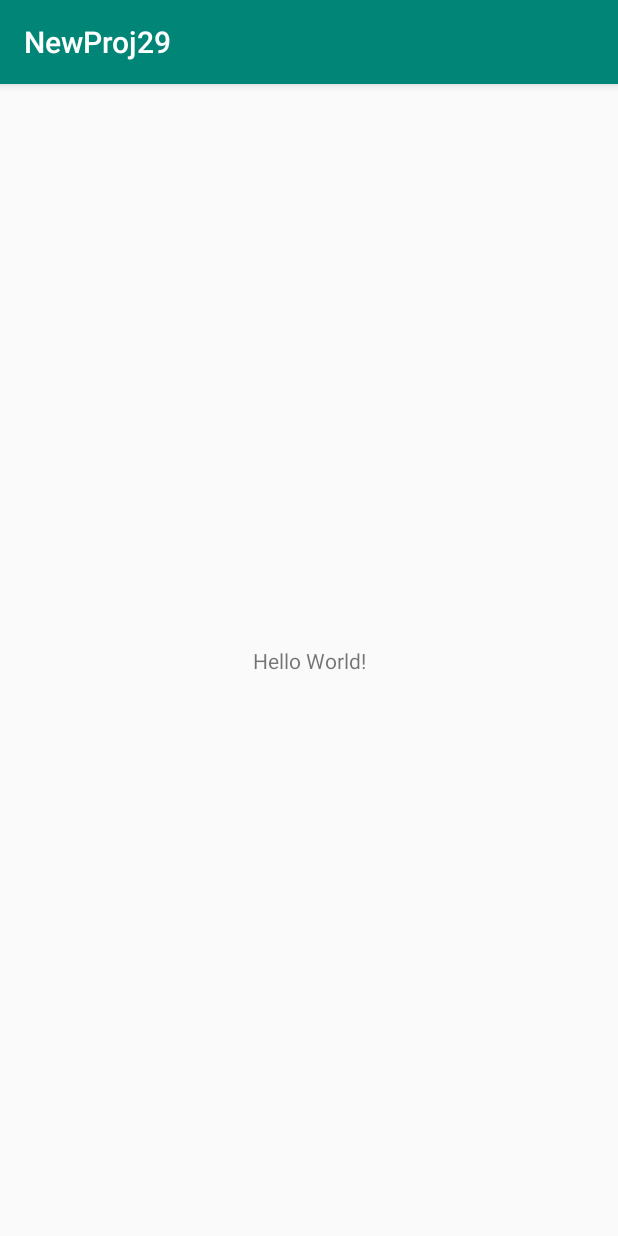
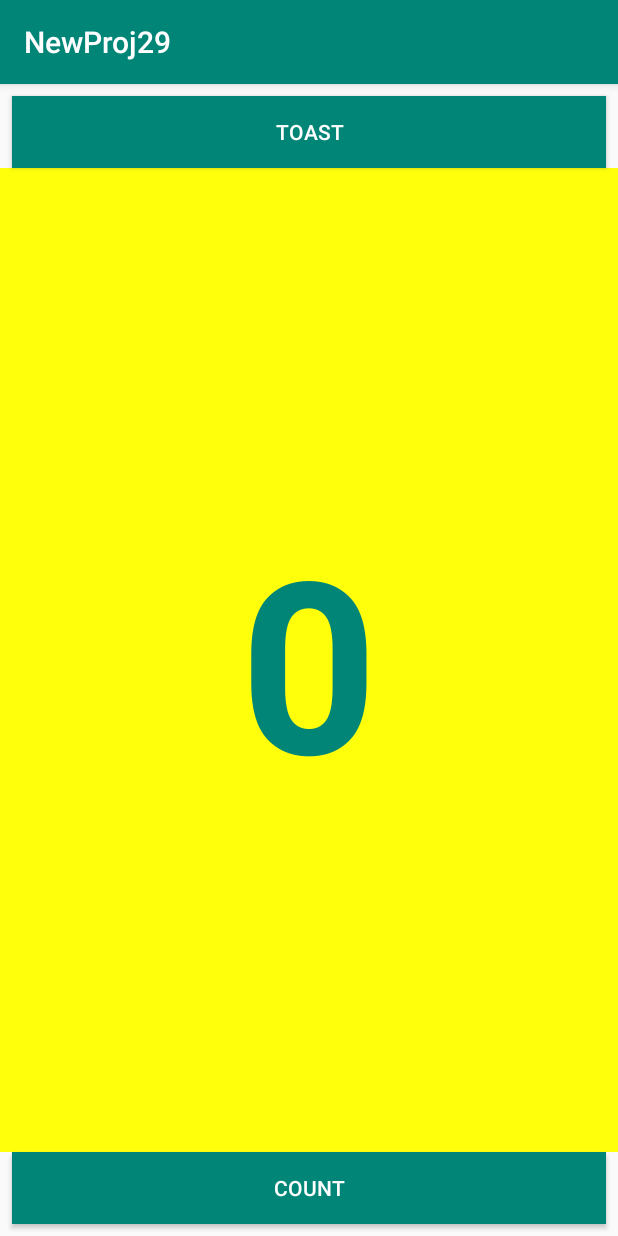
Before and after one commit to CMSC-23-B4L-2nd-Sem-2020/exercise-2-first-ui-RonCalderon, an Android app: the screen it shows after launch (MainActivity), on a phone screen of 412 x 824 dp. Run offline under Robolectric (Android 15) with nearby library versions, the phone set to English and light mode, and no system bars.

Commit message:
feat: add buttons that uses toast and increment functions

```diff
--- a/app/src/main/java/com/example/newproj29/MainActivity.kt
+++ b/app/src/main/java/com/example/newproj29/MainActivity.kt
@@ -2,11 +2,29 @@ package com.example.newproj29
 
 import androidx.appcompat.app.AppCompatActivity
 import android.os.Bundle
+import android.view.View
+import android.widget.TextView
+import android.widget.Toast
+import com.example.newproj29.R.string.toast_message
 
 class MainActivity : AppCompatActivity() {
+    private var mCount:Int = 0
+    private lateinit var mViewCount: TextView
 
     override fun onCreate(savedInstanceState: Bundle?) {
         super.onCreate(savedInstanceState)
         setContentView(R.layout.activity_main)
+        mViewCount = findViewById(R.id.show_count)
+    }
+
+    fun showToast(view: View) {
+        val toast:Toast = Toast.makeText(this, toast_message, Toast.LENGTH_SHORT)
+        toast.show()
+    }
+    fun countUp(view: View) {
+        mCount++
+        if(mViewCount!== null) {
+            mViewCount.text = mCount.toString()
+        }
     }
 }
--- a/app/src/main/res/layout/activity_main.xml
+++ b/app/src/main/res/layout/activity_main.xml
@@ -1,18 +1,56 @@
 <?xml version="1.0" encoding="utf-8"?>
-<androidx.constraintlayout.widget.ConstraintLayout xmlns:android="http://schemas.android.com/apk/res/android"
+<androidx.constraintlayout.widget.ConstraintLayout
+    xmlns:android="http://schemas.android.com/apk/res/android"
+    xmlns:tools="http://schemas.android.com/tools"
     xmlns:app="http://schemas.android.com/apk/res-auto"
-    xmlns:tools="http://schemas.android.com/tools"
     android:layout_width="match_parent"
     android:layout_height="match_parent"
     tools:context=".MainActivity">
 
+    <Button
+        android:id="@+id/button_toast"
+        android:layout_width="0dp"
+        android:layout_height="wrap_content"
+        android:layout_marginStart="8dp"
+        android:layout_marginTop="8dp"
+        android:layout_marginEnd="8dp"
+        android:background="@color/colorPrimary"
+        android:text="@string/button_label_toast"
+        android:textColor="@android:color/white"
+        app:layout_constraintEnd_toEndOf="parent"
+        app:layout_constraintStart_toStartOf="parent"
+        app:layout_constraintTop_toTopOf="parent"
+        android:onClick="showToast" />
+
+    <Button
+        android:id="@+id/button_count"
+        android:layout_width="0dp"
+        android:layout_height="wrap_content"
+        android:layout_marginStart="8dp"
+        android:layout_marginEnd="8dp"
+        android:layout_marginBottom="8dp"
+        android:background="@color/colorPrimary"
+        android:text="@string/button_label_count"
+        android:textColor="@android:color/white"
+        app:layout_constraintBottom_toBottomOf="parent"
+        app:layout_constraintEnd_toEndOf="parent"
+        app:layout_constraintHorizontal_bias="1.0"
+        app:layout_constraintStart_toStartOf="parent"
+        android:onClick="countUp"/>
+
     <TextView
-        android:layout_width="wrap_content"
-        android:layout_height="wrap_content"
-        android:text="Hello World!"
-        app:layout_constraintBottom_toBottomOf="parent"
-        app:layout_constraintLeft_toLeftOf="parent"
-        app:layout_constraintRight_toRightOf="parent"
-        app:layout_constraintTop_toTopOf="parent" />
-
+        android:id="@+id/show_count"
+        android:layout_width="0dp"
+        android:layout_height="0dp"
+        android:background="#FFFF0C"
+        android:gravity="center_vertical"
+        android:text="@string/count_initial_value"
+        android:textAlignment="center"
+        android:textColor="@color/colorPrimary"
+        android:textSize="160sp"
+        android:textStyle="bold"
+        app:layout_constraintBottom_toTopOf="@+id/button_count"
+        app:layout_constraintEnd_toEndOf="parent"
+        app:layout_constraintStart_toStartOf="parent"
+        app:layout_constraintTop_toBottomOf="@+id/button_toast" />
 </androidx.constraintlayout.widget.ConstraintLayout>
--- a/app/src/main/res/values/strings.xml
+++ b/app/src/main/res/values/strings.xml
@@ -1,3 +1,7 @@
 <resources>
     <string name="app_name">NewProj29</string>
+    <string name="button_label_toast">Toast</string>
+    <string name="button_label_count">Count</string>
+    <string name="count_initial_value">0</string>
+    <string name="toast_message"> bc cbfbgdfbd</string>
 </resources>
```
